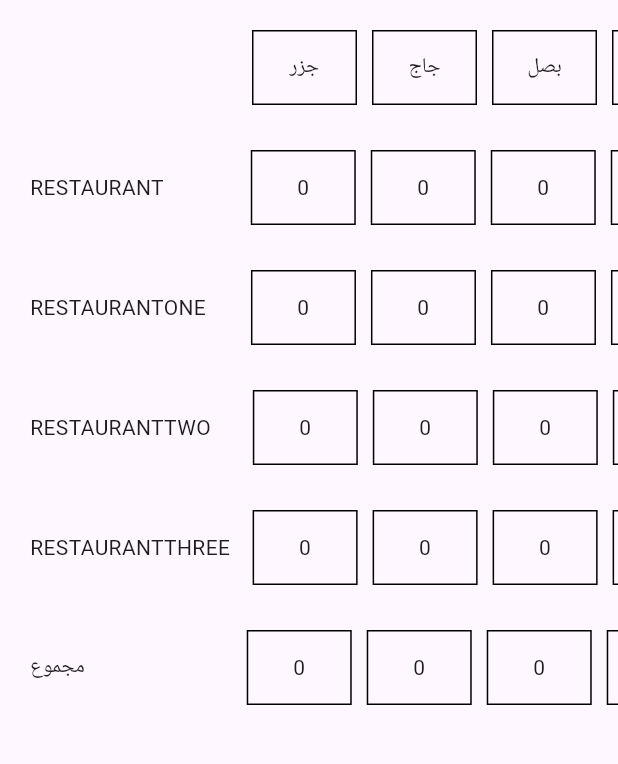
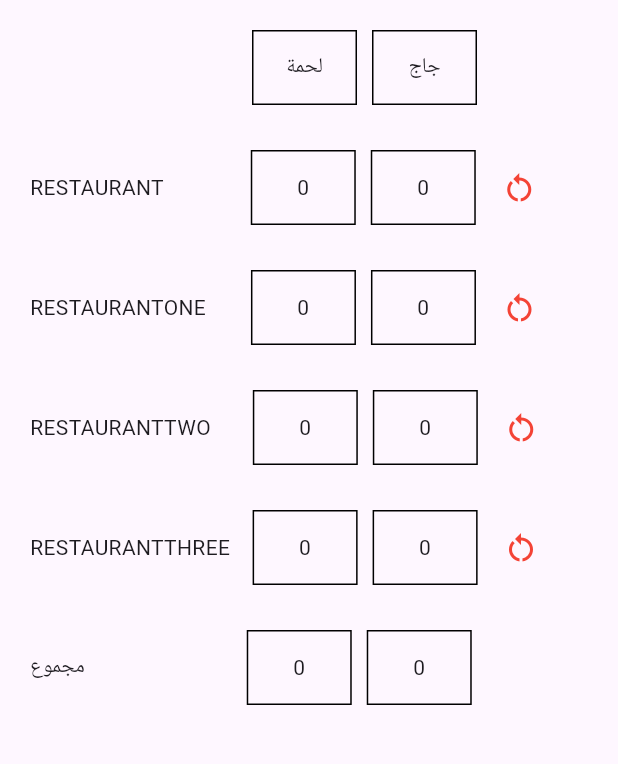
Before and after one commit to Mohammadsofy/logistihub, a Flutter app: the Distributor screen opened directly, on a phone screen of 412 x 824 dp, the part 84-848 px from its top. Run offline on Flutter 3.47's test engine with Material 3 defaults, Android fonts, the phone set to English and light mode, and no system bars; our stand-ins replace cloud_firestore, firebase_auth, firebase_core; accounts and stored records are empty.

Commit message:
first commit

```diff
--- a/lib/loginpage.dart
+++ b/lib/loginpage.dart
@@ -119,7 +119,6 @@
           height: 500,
           padding: const EdgeInsets.all(24),
           decoration: BoxDecoration(
-
             color: Colors.white,
             borderRadius: BorderRadius.circular(24),
             border: Border.all(color: Colors.black, width: 2),
--- a/lib/main.dart
+++ b/lib/main.dart
@@ -1,6 +1,7 @@
 import 'package:complex/pages/D/Distributed.dart';
 import 'package:complex/pages/D/Distributedone.dart';
 import 'package:complex/pages/R/Restaurant.dart';
+import 'package:complex/pages/R/Restaurantthree.dart';
 import 'package:flutter/material.dart';
 
 import 'package:firebase_core/firebase_core.dart';
@@ -13,7 +14,7 @@
   await Firebase.initializeApp(options: DefaultFirebaseOptions.currentPlatform,);
   runApp(const MyApp());
 }
-
+//
 class MyApp extends StatelessWidget {
   const MyApp({super.key});
 
--- a/lib/pages/D/Distributed.dart
+++ b/lib/pages/D/Distributed.dart
@@ -13,27 +13,15 @@
 
 class _DistributorState extends State<Distributor> {
   //
-  int restaurantCarrot = 0;
-  int restaurantoneCarrot = 0;
-  int restauranttwoCarrot = 0;
-  int restaurantthreeCarrot = 0;
+  int restaurantMeat = 0;
+  int restaurantoneMeat = 0;
+  int restauranttwoMeat = 0;
+  int restaurantthreeMeat = 0;
 
   int restaurantChicken=0;
-  int restaurantonecheck=0;
-  int restauranttwocheck=0;
-  int restaurantthreecheck=0;
-
-
-  int restaurantOnion = 0;
-  int restaurantoneOnion = 0;
-  int restauranttwoOnion = 0;
-  int restaurantthreeOnion = 0;
-
-  int restaurantGarlic = 0;
-  int restaurantoneGarlic = 0;
-  int restauranttwoGarlic = 0;
-  int restaurantthreeGarlic = 0;
-
+  int restaurantoneChicken=0;
+  int restauranttwoChicken=0;
+  int restaurantthreeChicken=0;
 
 
   final FirebaseFirestore firestore = FirebaseFirestore.instance;
@@ -57,31 +45,25 @@
     setState(() {
       if (res1.exists) {
         final data = res1.data()!;
-        restaurantCarrot = data['جزر'] ?? 0;
         restaurantChicken = data['جاج'] ?? 0;
-        restaurantOnion = data['بصل'] ?? 0;
-        restaurantGarlic = data['ثوم'] ?? 0;
+        restaurantMeat = data['لحمة'] ?? 0;
+
       }
       if (res2.exists) {
         final data = res2.data()!;
-        restaurantoneCarrot = data['جزر'] ?? 0;
-        restaurantonecheck = data['جاج'] ?? 0;
-        restaurantoneOnion = data['بصل'] ?? 0;
-        restaurantoneGarlic = data['ثوم'] ?? 0;
+        restaurantoneChicken= data['جاج'] ?? 0;
+        restaurantoneMeat = data['لحمة'] ?? 0;
+
       }
       if (res3.exists) {
         final data = res3.data()!;
-        restauranttwoCarrot = data['جزر'] ?? 0;
-        restauranttwocheck = data['جاج'] ?? 0;
-        restauranttwoOnion = data['بصل'] ?? 0;
-        restauranttwoGarlic = data['ثوم'] ?? 0;
+        restauranttwoChicken = data['جاج'] ?? 0;
+        restauranttwoMeat = data['لحمة'] ?? 0;
       }
       if (res4.exists) {
         final data = res4.data()!;
-        restaurantthreeCarrot = data['جزر'] ?? 0;
-        restaurantthreecheck = data['جاج'] ?? 0;
-        restaurantthreeOnion = data['بصل'] ?? 0;
-        restaurantthreeGarlic = data['ثوم'] ?? 0;
+        restaurantthreeChicken = data['جاج'] ?? 0;
+        restaurantthreeMeat = data['لحمة'] ?? 0;
       }
     });
   }
@@ -106,10 +88,9 @@
     );
     if (confirmed == true) {
       await firestore.collection('restaurants').doc(uid).update({
-        'جزر': 0,
+        'لحمة': 0,
         'جاج': 0,
-        'بصل': 0,
-        'ثوم': 0,});
+      });
     }
     loadData();
   }
@@ -146,13 +127,8 @@
                   Transform.translate(
                     offset: const Offset(143, 0),
                     child: Row(children: [
-                      buildBox("جزر"),
+                      buildBox("لحمة"),
                       buildBox("جاج"),
-                      buildBox("بصل"),
-                      buildBox("ثوم"),
-                      buildBox("خيار"),
-                      buildBox("بندورة"),
-                      buildBox("لحمة"),
                     ]),
                   ),
                   const SizedBox(height: 30),
@@ -160,10 +136,8 @@
                   Row(children: [
                     const Text('RESTAURANT'),
                     const SizedBox(width: 53),
-                    buildBox("$restaurantCarrot"),
+                    buildBox("$restaurantMeat"),
                     buildBox("$restaurantChicken"),
-                    buildBox("$restaurantOnion"),
-                    buildBox("$restaurantGarlic"),
                     IconButton(
                       icon: const Icon(Icons.restart_alt, color: Colors.red),
                       onPressed: () => resetRestaurant('dZaAycORyoQWtRtLN4r2qdm6Jlo1'),
@@ -175,10 +149,8 @@
                   Row(children: [
                     const Text('RESTAURANTONE'),
                     const SizedBox(width: 25),
-                    buildBox("$restaurantoneCarrot"),
-                    buildBox("$restaurantonecheck"),
-                    buildBox("$restaurantoneOnion"),
-                    buildBox("$restaurantoneGarlic"),
+                    buildBox("$restaurantoneMeat"),
+                    buildBox("$restaurantoneChicken"),
                     IconButton(
                       icon: const Icon(Icons.restart_alt, color: Colors.red),
                       onPressed: () => resetRestaurant('spuesGx3irRXQhkxVrEk1vtCdvZ2'),
@@ -189,10 +161,8 @@
                   Row(children: [
                     const Text('RESTAURANTTWO'),
                     const SizedBox(width: 23),
-                    buildBox("$restauranttwoCarrot"),
-                    buildBox("$restauranttwocheck"),
-                    buildBox("$restauranttwoOnion"),
-                    buildBox("$restauranttwoGarlic"),
+                    buildBox("$restauranttwoMeat"),
+                    buildBox("$restauranttwoChicken"),
                     IconButton(
                       icon: const Icon(Icons.restart_alt, color: Colors.red),
                       onPressed: () => resetRestaurant('S6T9EwZGopMgPsTFpZF01BVcpmn2'),
@@ -203,10 +173,8 @@
                   Row(children: [
                     const Text('RESTAURANTTHREE'),
                     const SizedBox(width: 10),
-                    buildBox("$restaurantthreeCarrot"),
-                    buildBox("$restaurantthreecheck"),
-                    buildBox("$restaurantthreeOnion"),
-                    buildBox("$restaurantthreeGarlic"),
+                    buildBox("$restaurantthreeMeat"),
+                    buildBox("$restaurantthreeChicken"),
                     IconButton(
                       icon: const Icon(Icons.restart_alt, color: Colors.red),
                       onPressed: () => resetRestaurant('djXHszgUsCaqBb8ByJwJbjg1ec12'),
@@ -217,10 +185,8 @@
                   Row(children: [
                     const Text("مجموع"),
                     const SizedBox(width: 103),
-                    buildBox("${restaurantCarrot + restaurantoneCarrot + restauranttwoCarrot + restaurantthreeCarrot}"),
-                    buildBox("${restaurantChicken + restaurantonecheck + restauranttwocheck + restaurantthreecheck}"),
-                    buildBox("${restaurantOnion + restaurantoneOnion + restauranttwoOnion + restaurantthreeOnion}"),
-                    buildBox("${restaurantGarlic + restaurantoneGarlic + restauranttwoGarlic + restaurantthreeGarlic}"),
+                    buildBox("${restaurantMeat + restaurantoneMeat + restauranttwoMeat + restaurantthreeMeat}"),
+                    buildBox("${restaurantChicken + restaurantoneChicken + restauranttwoChicken + restaurantthreeChicken}"),
                   ]),
                   const SizedBox(height: 30),
 
```
Also changed, not shown: lib/pages/D/Distributedone.dart (+46 -19 lines), lib/pages/R/Restaurantthree.dart (+27 -2 lines), 3 other files.
